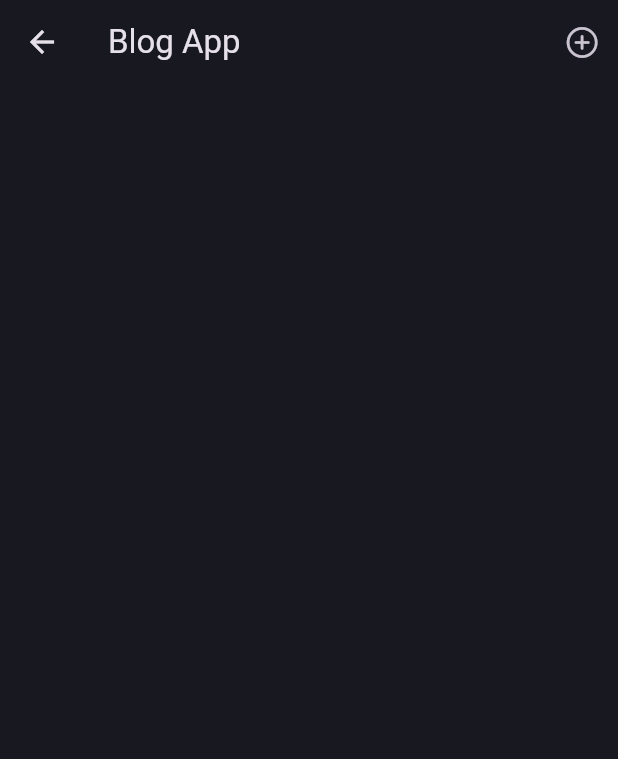
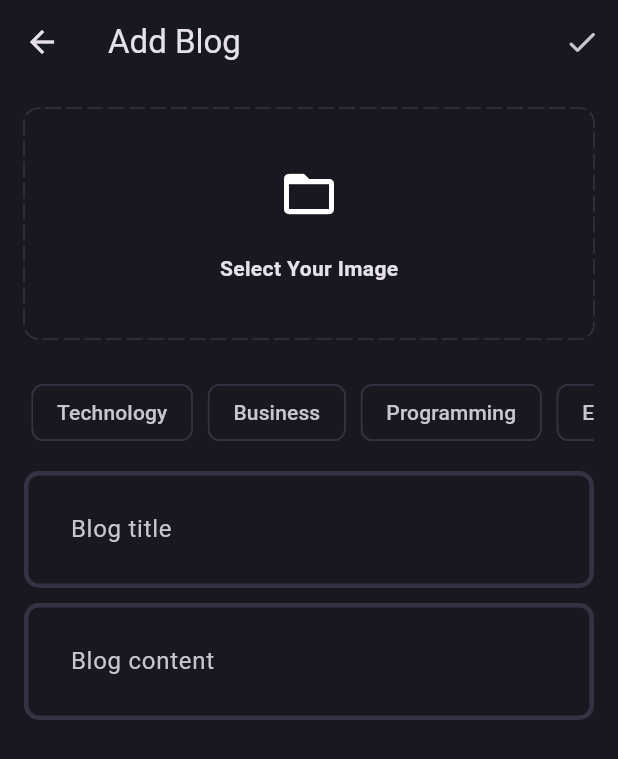
Before and after one commit to puneethkumar18/flutter_blog_app, a Flutter app: the BlogPage screen opened directly, after a tap on an icon or button, on a phone screen of 412 x 824 dp. Shown: the top 759 px of the screen. Run offline on Flutter 3.47's test engine with Material 3 defaults, Android fonts, the phone set to English and light mode, and no system bars; drawn by our look-alikes of dotted_border; our stand-ins replace flutter_bloc, fpdart, get_it, image_picker, supabase_flutter; accounts and stored records are empty.

Commit message:
blog upload

```diff
--- a/lib/core/theme/theme.dart
+++ b/lib/core/theme/theme.dart
@@ -15,6 +15,12 @@ class AppTheme {
     appBarTheme: const AppBarTheme(
       backgroundColor: AppPallete.backgroundColor,
     ),
+    chipTheme: const ChipThemeData(
+      color: WidgetStatePropertyAll(
+        AppPallete.backgroundColor,
+      ),
+      side: BorderSide.none,
+    ),
     inputDecorationTheme: InputDecorationTheme(
       contentPadding: const EdgeInsets.all(27),
       enabledBorder: _border(),
--- a/lib/features/auth/presentation/bloc/auth_bloc.dart
+++ b/lib/features/auth/presentation/bloc/auth_bloc.dart
@@ -25,6 +25,7 @@ class AuthBloc extends Bloc<AuthEvent, AuthState> {
         _currentUser = currentUser,
         _appUserCubit = appUserCubit,
         super(AuthInitial()) {
+    on<AuthEvent>((_, emit) => emit(AuthLoading()));
     on<AuthSignUp>(_onAuthSignUp);
     on<AuthLogIn>(_onAuthLogIn);
     on<AuthIsUserLoggedIn>(_isUserLoggedIn);
--- /dev/null
+++ b/lib/features/blog/data/datasources/blog_remote_data_source.dart
@@ -0,0 +1,43 @@
+import 'dart:io';
+
+import 'package:blog_app/core/error/server_execptions.dart';
+import 'package:blog_app/features/blog/data/models/blog_model.dart';
+import 'package:supabase_flutter/supabase_flutter.dart';
+
+abstract interface class BlogRemoteDataSource {
+  Future<BlogModel> uploadBlog(BlogModel blog);
+  Future<String> uploadBlogImage({
+    required File image,
+    required BlogModel blog,
+  });
+}
+
+class BlogRemoteDataSourceImpl implements BlogRemoteDataSource {
+  final SupabaseClient supabaseClient;
+  BlogRemoteDataSourceImpl(this.supabaseClient);
+  @override
+  Future<BlogModel> uploadBlog(BlogModel blog) async {
+    try {
+      final blogData =
+          await supabaseClient.from('blogs').insert(blog.toJson()).select();
+
+      return BlogModel.fromJson(blogData.first);
+    } catch (e) {
+      throw ServerExecption(e.toString());
+    }
+  }
+
+  @override
+  Future<String> uploadBlogImage(
+      {required File image, required BlogModel blog}) async {
+    try {
+      await supabaseClient.storage.from('blog_imges').upload(
+            blog.id,
+            image,
+          );
+      return supabaseClient.storage.from('blog_images').getPublicUrl(blog.id);
+    } catch (e) {
+      throw ServerExecption(e.toString());
+    }
+  }
+}
--- /dev/null
+++ b/lib/features/blog/data/models/blog_model.dart
@@ -0,0 +1,43 @@
+import 'dart:convert';
+
+import 'package:blog_app/features/blog/domain/entities/blog.dart';
+
+class BlogModel extends Blog {
+  BlogModel({
+    required super.id,
+    required super.posterID,
+    required super.title,
+    required super.content,
+    required super.imageUrl,
+    required super.topics,
+    required super.updatedAt,
+  });
+
+  Map<String, dynamic> toJson() {
+    final result = <String, dynamic>{};
+
+    result.addAll({'id': id});
+    result.addAll({'poster_id': posterID});
+    result.addAll({'title': title});
+    result.addAll({'content': content});
+    result.addAll({'image_url': imageUrl});
+    result.addAll({'topics': topics});
+    result.addAll({'updated_at': updatedAt.toIso8601String()});
+
+    return result;
+  }
+
+  factory BlogModel.fromJson(Map<String, dynamic> map) {
+    return BlogModel(
+      id: map['id'] ?? '',
+      posterID: map['poster_id'] ?? '',
+      title: map['title'] ?? '',
+      content: map['content'] ?? '',
+      imageUrl: map['image_url'] ?? '',
+      topics: List<String>.from(map['topics']),
+      updatedAt: map['updated_at'] == null
+          ? DateTime.now()
+          : DateTime.parse(map['updated_at']),
+    );
+  }
+}
--- /dev/null
+++ b/lib/features/blog/domain/entities/blog.dart
@@ -0,0 +1,18 @@
+class Blog {
+  final String id;
+  final String posterID;
+  final String title;
+  final String content;
+  final String imageUrl;
+  final List<String> topics;
+  final DateTime updatedAt;
+  Blog({
+    required this.id,
+    required this.posterID,
+    required this.title,
+    required this.content,
+    required this.imageUrl,
+    required this.topics,
+    required this.updatedAt,
+  });
+}
--- /dev/null
+++ b/lib/features/blog/presentation/pages/add_new_blog_page.dart
@@ -0,0 +1,158 @@
+import 'dart:io';
+
+import 'package:blog_app/core/theme/app_pallate.dart';
+import 'package:blog_app/core/utils/pick_image.dart';
+import 'package:blog_app/features/blog/presentation/widgets/blog_editor.dart';
+import 'package:dotted_border/dotted_border.dart';
+import 'package:flutter/material.dart';
+
+class AddNewBlogPage extends StatefulWidget {
+  static route() =>
+      MaterialPageRoute(builder: (context) => const AddNewBlogPage());
+  const AddNewBlogPage({super.key});
+
+  @override
+  State<AddNewBlogPage> createState() => _AddNewBlogPageState();
+}
+
+class _AddNewBlogPageState extends State<AddNewBlogPage> {
+  final titleController = TextEditingController();
+  final contentController = TextEditingController();
+  List<String> selectedTopics = [];
+
+  File? image;
+
+  @override
+  void dispose() {
+    super.dispose();
+    titleController.dispose();
+    contentController.dispose();
+  }
+
+  void selectImages() async {
+    final pickedImage = await pickImage();
+    if (pickedImage != null) {
+      setState(() {
+        image = pickedImage;
+      });
+    }
+  }
+
+  @override
+  Widget build(BuildContext context) {
+    return Scaffold(
+      appBar: AppBar(
+        title: const Text("Add Blog"),
+        actions: [
+          IconButton(
+            onPressed: () {},
+            icon: const Icon(Icons.done_rounded),
+          )
+        ],
+      ),
+      body: SingleChildScrollView(
+        child: Padding(
+          padding: const EdgeInsets.all(16.0),
+          child: Column(
+            children: [
+              GestureDetector(
+                onTap: () {
+                  selectImages();
+                },
+                child: image != null
+                    ? SizedBox(
+                        height: 150,
+                        child: Image.file(
+                          image!,
+                          fit: BoxFit.cover,
+                        ),
+                      )
+                    : DottedBorder(
+                        color: AppPallete.borderColor,
+                        borderType: BorderType.RRect,
+                        radius: const Radius.circular(10),
+                        strokeCap: StrokeCap.round,
+                        dashPattern: const [10, 4],
+                        child: Container(
+                          height: 150,
+                          width: double.infinity,
+                          child: const Column(
+                            mainAxisAlignment: MainAxisAlignment.center,
+                            children: [
+                              Icon(
+                                Icons.folder_open,
+                                size: 40,
+                              ),
+                              SizedBox(
+                                height: 20,
+                              ),
+                              Text(
+                                "Select Your Image",
+                                style: TextStyle(
+                                  fontWeight: FontWeight.bold,
+                                ),
+                              )
+                            ],
+                          ),
+                        ),
+                      ),
+              ),
+              const SizedBox(
+                height: 20,
+              ),
+              SingleChildScrollView(
+                scrollDirection: Axis.horizontal,
+                child: Row(
+                  children: [
+                    "Technology",
+                    "Business",
+                    "Programming",
+                    "Entertainment",
+                  ]
+                      .map(
+                        (e) => Padding(
+                          padding: const EdgeInsets.all(5.0),
+                          child: GestureDetector(
+                            onTap: () {
+                              if (selectedTopics.contains(e)) {
+                                selectedTopics.remove(e);
+                              } else {
+                                selectedTopics.add(e);
+                              }
+                              setState(() {});
+                            },
+                            child: Chip(
+                              label: Text(e),
+                              color: selectedTopics.contains(e)
+                                  ? const WidgetStatePropertyAll(
+                                      AppPallete.gradient1)
+                                  : null,
+                              side: selectedTopics.contains(e)
+                                  ? null
+                                  : const BorderSide(
+                                      color: AppPallete.borderColor,
+                                    ),
+                            ),
+                          ),
+                        ),
+                      )
+                      .toList(),
+                ),
+              ),
+              const SizedBox(height: 10),
+              BlogEditor(
+                controller: titleController,
+                hintText: "Blog title",
+              ),
+              const SizedBox(height: 10),
+              BlogEditor(
+                controller: contentController,
+                hintText: "Blog content",
+              ),
+            ],
+          ),
+        ),
+      ),
+    );
+  }
+}
--- a/lib/features/blog/presentation/pages/blog_page.dart
+++ b/lib/features/blog/presentation/pages/blog_page.dart
@@ -1,7 +1,9 @@
+import 'package:blog_app/features/blog/presentation/pages/add_new_blog_page.dart';
 import 'package:flutter/cupertino.dart';
 import 'package:flutter/material.dart';
 
 class BlogPage extends StatelessWidget {
+  static route() => MaterialPageRoute(builder: (context) => const BlogPage());
   const BlogPage({super.key});
 
   @override
@@ -13,7 +15,9 @@ class BlogPage extends StatelessWidget {
         ),
         actions: [
           IconButton(
-            onPressed: () {},
+            onPressed: () {
+              Navigator.push(context, AddNewBlogPage.route());
+            },
             icon: const Icon(
               CupertinoIcons.add_circled,
             ),
--- /dev/null
+++ b/lib/features/blog/presentation/widgets/blog_editor.dart
@@ -0,0 +1,22 @@
+import 'package:flutter/material.dart';
+
+class BlogEditor extends StatelessWidget {
+  final TextEditingController controller;
+  final String hintText;
+  const BlogEditor({
+    super.key,
+    required this.controller,
+    required this.hintText,
+  });
+
+  @override
+  Widget build(BuildContext context) {
+    return TextFormField(
+      controller: controller,
+      decoration: InputDecoration(
+        hintText: hintText,
+      ),
+      maxLines: null,
+    );
+  }
+}
--- a/pubspec.yaml
+++ b/pubspec.yaml
@@ -38,6 +38,9 @@ dependencies:
   supabase_flutter: ^2.8.1
   flutter_bloc: ^8.1.6
   get_it: ^8.0.2
+  dotted_button: ^0.0.2
+  dotted_border: ^2.1.0
+  image_picker: ^1.1.2
 
 dev_dependencies:
   flutter_test:
```
Also changed, not shown: lib/core/utils/pick_image.dart (added, +16 -0 lines), lib/main.dart (+2 -5 lines), pubspec.lock, 5 other files.
